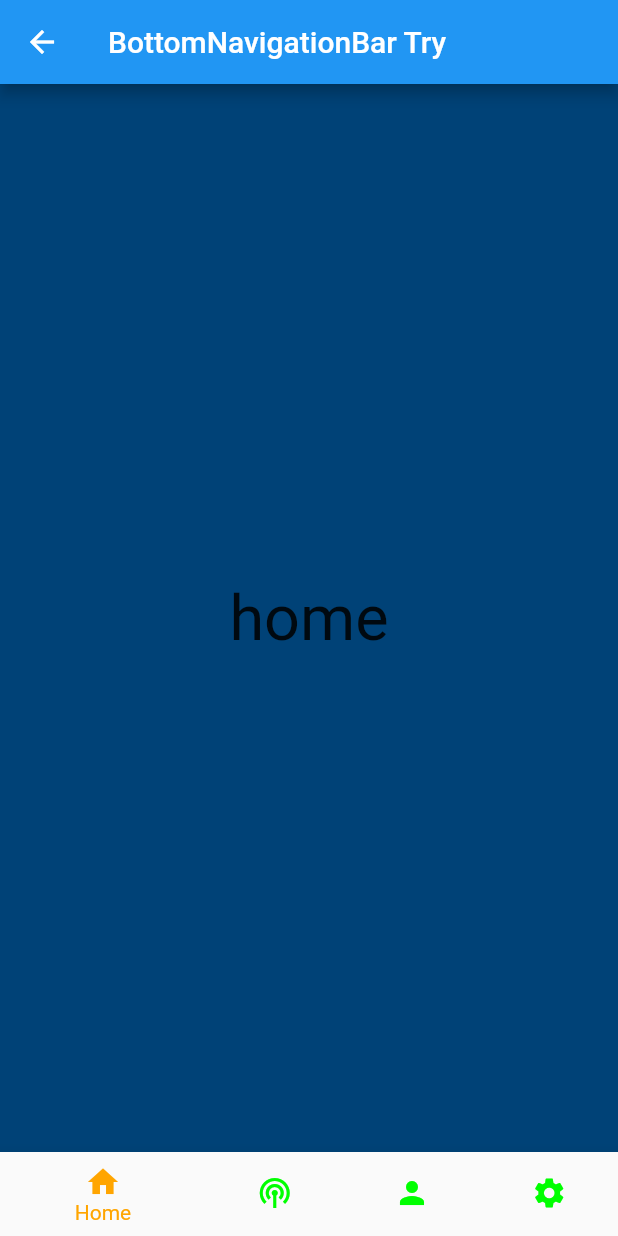
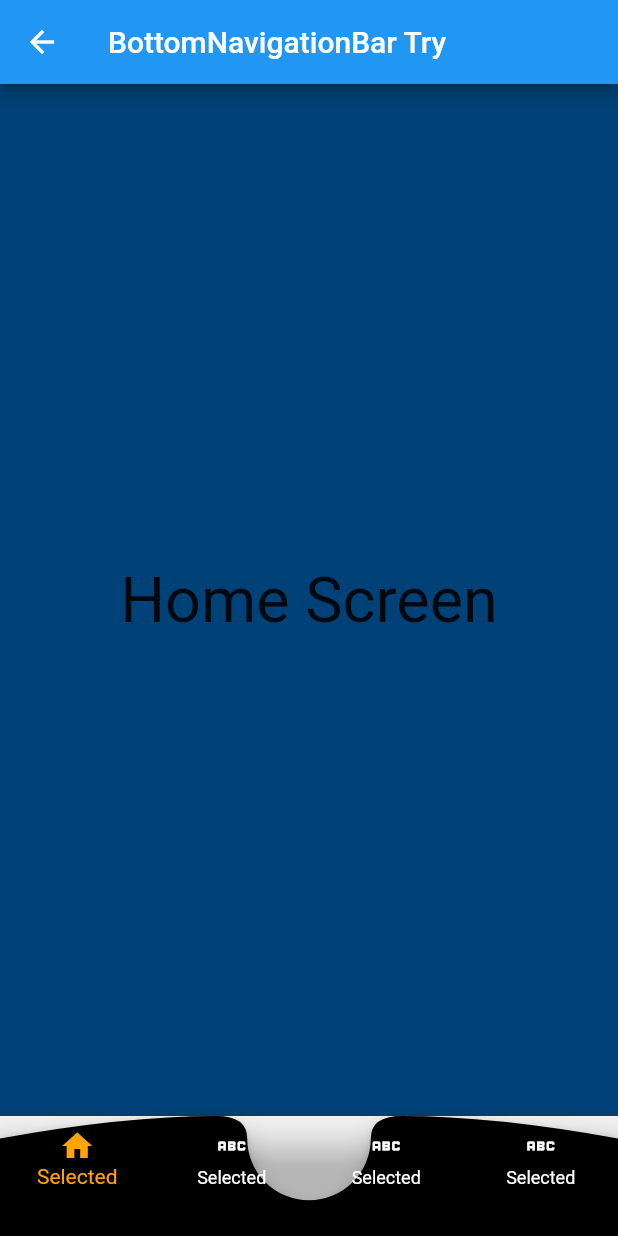
Before and after one commit to saagarkafle/projectB, a Flutter app: the NaviagtionBar screen opened by its route, on a phone screen of 412 x 824 dp. Run offline on Flutter 3.47's test engine with Material 2 defaults, Android fonts, the phone set to English and light mode, and no system bars; our stand-ins replace accordion, flutter_modular, flutter_screenutil, geolocator, google_fonts, google_maps_flutter and 3 more; missing offline and left inert: flutter_awesome_calculator, reflective_visual.

Commit message:
add navigation bar workflow

```diff
--- /dev/null
+++ b/lib/UI/screens/nav_bar/pages/buttom_navigtion.dart
@@ -0,0 +1,145 @@
+import 'package:flutter/material.dart';
+import 'package:whatsapp/UI/screens/nav_bar/pages/posts.dart';
+import 'package:whatsapp/UI/screens/nav_bar/pages/profile.dart';
+import 'package:whatsapp/UI/screens/nav_bar/pages/settings.dart';
+
+import '../../../../constants/colours.dart';
+import '../../../../constants/screen_util.dart';
+import '../bar_painter.dart';
+import 'home.dart';
+
+class NaviagtionBar extends StatefulWidget {
+  const NaviagtionBar({super.key});
+
+  @override
+  State<NaviagtionBar> createState() => _NaviagtionBarState();
+}
+
+class _NaviagtionBarState extends State<NaviagtionBar> {
+  // int currentTab = 0;
+  int _selectedIndex = 0;
+  final PageStorageBucket bucket = PageStorageBucket();
+  final List<Widget> _pages = [
+    const AHomePage(),
+    const PostsPage(),
+    const ProfilePage(),
+    const SettingsPage(),
+  ];
+  final List<Widget> _pages1 = [
+    const Icon(Icons.home),
+    const Icon(Icons.abc),
+    const Icon(Icons.abc),
+    const Icon(Icons.abc),
+  ];
+  Widget currentScreen = const AHomePage();
+  void _onItemTapped(int index) {
+    setState(() {
+      _selectedIndex = index;
+    });
+  }
+
+  @override
+  Widget build(BuildContext context) {
+    return Scaffold(
+      // backgroundColor: Colors.amber,
+      appBar: AppBar(
+        title: const Text('BottomNavigationBar Try'),
+      ),
+      body: PageStorage(
+        bucket: bucket,
+        child: _pages.elementAt(_selectedIndex),
+      ),
+      // floatingActionButton: FloatingActionButton(onPressed: () {}),
+      // floatingActionButtonLocation:
+      //     FloatingActionButtonLocation.miniCenterDocked,
+      bottomNavigationBar: Stack(
+        children: [
+          CustomPaint(
+            size: Size(
+              SizeConfig.screenHeight,
+              80,
+            ),
+            painter: BarPainter(),
+          ),
+          BottomNavigationBar(
+              currentIndex: _selectedIndex,
+              type: BottomNavigationBarType.fixed,
+              onTap: _onItemTapped,
+              unselectedItemColor: AppColors.whiteColor,
+              selectedItemColor: AppColors.orangeColor,
+              backgroundColor: Colors.transparent,
+              items: _pages1
+                  .map((e) =>
+                      BottomNavigationBarItem(icon: e, label: 'Selected'))
+                  .toList()
+              // items: const [
+              //   BottomNavigationBarItem(
+              //     // icon: IconButton(
+              //     //     onPressed: () {
+              //     //       setState(() {
+              //     //         currentScreen = const AHomePage();
+              //     //         currentTab = 0;
+              //     //       });
+              //     //     },
+              //     //     icon: const Icon(
+              //     //       Icons.home,
+              //     //     )),
+              //     // label: 'Home',
+              //     icon: Icon(
+              //       Icons.home,
+              //     ),
+              //     label: 'Home',
+              //   ),
+              //   BottomNavigationBarItem(
+              //     // icon: IconButton(
+              //     //     onPressed: () {
+              //     //       setState(() {
+              //     //         currentScreen = const PostsPage();
+              //     //         currentTab = 1;
+              //     //       });
+              //     //     },
+              //     //     icon: const Icon(
+              //     //       Icons.post_add,
+              //     //     )),
+              //     // label: 'Posts',
+              //     icon: Icon(
+              //       Icons.podcasts,
+              //     ),
+              //     label: 'Posts',
+              //   ),
+              //   BottomNavigationBarItem(
+              //     // icon: IconButton(
+              //     //     onPressed: () {
+              //     //       setState(() {
+              //     //         currentScreen = const ProfilePage();
+              //     //         currentTab = 2;
+              //     //       });
+              //     //     },
+              //     //     icon: const Icon(
+              //     //       Icons.call,
+              //     //     )),
+              //     // label: 'Profile',
+              //     icon: Icon(
+              //       Icons.person,
+              //     ),
+              //     label: 'Profile',
+              //   ),
+              //   BottomNavigationBarItem(
+              //     icon: Icon(
+              //       Icons.settings,
+              //     ),
+              //     label: 'Settings',
+              //   ),
+              //   // BottomNavigationBarItem(
+              //   //   icon: Icon(
+              //   //     Icons.settings,
+              //   //   ),
+              //   //   label: 'Settings',
+              //   // ),
+              // ],
+              ),
+        ],
+      ),
+    );
+  }
+}
--- a/lib/UI/screens/nav_bar/pages/buttomnavigtion.dart
+++ /dev/null
@@ -1,126 +0,0 @@
-import 'package:flutter/material.dart';
-import 'package:whatsapp/UI/screens/nav_bar/pages/posts.dart';
-import 'package:whatsapp/UI/screens/nav_bar/pages/profile.dart';
-import 'package:whatsapp/UI/screens/nav_bar/pages/settings.dart';
-import 'package:whatsapp/constants/colours.dart';
-
-import 'home.dart';
-
-class NaviagtionBar extends StatefulWidget {
-  const NaviagtionBar({super.key});
-
-  @override
-  State<NaviagtionBar> createState() => _NaviagtionBarState();
-}
-
-class _NaviagtionBarState extends State<NaviagtionBar> {
-  // int currentTab = 0;
-  int _selectedIndex = 0;
-  final PageStorageBucket bucket = PageStorageBucket();
-  final List<Widget> _pages = [
-    const AHomePage(),
-    const PostsPage(),
-    const ProfilePage(),
-    const SettingsPage(),
-  ];
-  Widget currentScreen = const AHomePage();
-  void _onItemTapped(int index) {
-    setState(() {
-      _selectedIndex = index;
-    });
-  }
-
-  @override
-  Widget build(BuildContext context) {
-    return Scaffold(
-      backgroundColor: Colors.amber,
-      appBar: AppBar(
-        title: const Text('BottomNavigationBar Try'),
-      ),
-      body: PageStorage(
-        bucket: bucket,
-        child: _pages.elementAt(_selectedIndex),
-      ),
-      // floatingActionButton: FloatingActionButton(onPressed: () {}),
-      // floatingActionButtonLocation:
-      //     FloatingActionButtonLocation.miniCenterDocked,
-      bottomNavigationBar: BottomNavigationBar(
-        currentIndex: _selectedIndex,
-        onTap: _onItemTapped,
-        unselectedItemColor: AppColors.greenColor,
-        selectedItemColor: AppColors.orangeColor,
-        backgroundColor: Colors.black,
-        items: const [
-          BottomNavigationBarItem(
-            // icon: IconButton(
-            //     onPressed: () {
-            //       setState(() {
-            //         currentScreen = const AHomePage();
-            //         currentTab = 0;
-            //       });
-            //     },
-            //     icon: const Icon(
-            //       Icons.home,
-            //     )),
-            // label: 'Home',
-            icon: Icon(
-              Icons.home,
-            ),
-            label: 'Home',
-          ),
-          BottomNavigationBarItem(
-            // icon: IconButton(
-            //     onPressed: () {
-            //       setState(() {
-            //         currentScreen = const PostsPage();
-            //         currentTab = 1;
-            //       });
-            //     },
-            //     icon: const Icon(
-            //       Icons.post_add,
-            //     )),
-            // label: 'Posts',
-            icon: Icon(
-              Icons.podcasts,
-            ),
-            label: 'Posts',
-          ),
-          BottomNavigationBarItem(
-            // icon: IconButton(
-            //     onPressed: () {
-            //       setState(() {
-            //         currentScreen = const ProfilePage();
-            //         currentTab = 2;
-            //       });
-            //     },
-            //     icon: const Icon(
-            //       Icons.call,
-            //     )),
-            // label: 'Profile',
-            icon: Icon(
-              Icons.person,
-            ),
-            label: 'Profile',
-          ),
-          BottomNavigationBarItem(
-            // icon: IconButton(
-            //     onPressed: () {
-            //       setState(() {
-            //         currentScreen = const ProfilePage();
-            //         currentTab = 3;
-            //       });
-            //     },
-            //     icon: const Icon(
-            //       Icons.power_off_outlined,
-            //     )),
-            // label: 'Chats',
-            icon: Icon(
-              Icons.settings,
-            ),
-            label: 'Settings',
-          ),
-        ],
-      ),
-    );
-  }
-}
--- a/lib/UI/screens/nav_bar/pages/home.dart
+++ b/lib/UI/screens/nav_bar/pages/home.dart
@@ -10,7 +10,7 @@ class AHomePage extends StatelessWidget {
       backgroundColor: AppColors.darkBlue,
       body: const Center(
         child: Text(
-          'home',
+          'Home Screen',
           style: TextStyle(fontSize: 42),
         ),
       ),
--- a/lib/UI/screens/nav_bar/pages/posts.dart
+++ b/lib/UI/screens/nav_bar/pages/posts.dart
@@ -8,7 +8,7 @@ class PostsPage extends StatelessWidget {
     return const Scaffold(
       body: Center(
         child: Text(
-          'posts',
+          'Post Screen',
           style: TextStyle(fontSize: 42),
         ),
       ),
--- a/lib/UI/screens/nav_bar/pages/profile.dart
+++ b/lib/UI/screens/nav_bar/pages/profile.dart
@@ -8,7 +8,7 @@ class ProfilePage extends StatelessWidget {
     return const Scaffold(
       body: Center(
         child: Text(
-          'profile',
+          'Profile Screen',
           style: TextStyle(fontSize: 42),
         ),
       ),
--- a/lib/UI/screens/nav_bar/pages/settings.dart
+++ b/lib/UI/screens/nav_bar/pages/settings.dart
@@ -8,7 +8,7 @@ class SettingsPage extends StatelessWidget {
     return const Scaffold(
       body: Center(
         child: Text(
-          'settings',
+          'Settings screen',
           style: TextStyle(fontSize: 42),
         ),
       ),
```
Also changed, not shown: lib/UI/screens/notification.dart (added, +103 -0 lines), lib/UI/screens/test_page.dart (+149 -83 lines), lib/app.dart (+7 -2 lines), lib/main.dart (+21 -3 lines), pubspec.yaml (+4 -3 lines), pubspec.lock, 3 other files.
